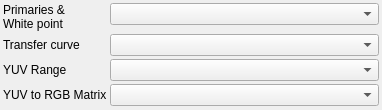
Old version of the form src/UI/Blocks/blockcolorinput.ui in the repository RxLaboratory/DuME.
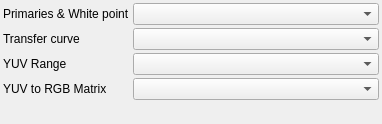
New version of the form. Custom widgets are drawn as their Qt base class.

```diff
--- a/src/UI/Blocks/blockcolorinput.ui
+++ b/src/UI/Blocks/blockcolorinput.ui
@@ -7,7 +7,7 @@
     <x>0</x>
     <y>0</y>
     <width>382</width>
-    <height>110</height>
+    <height>124</height>
    </rect>
   </property>
   <property name="windowTitle">
@@ -35,8 +35,7 @@
    <item row="0" column="0">
     <widget class="QLabel" name="label">
      <property name="text">
-      <string>Primaries &amp;
-White point</string>
+      <string>Primaries &amp; White point</string>
      </property>
     </widget>
    </item>
```
